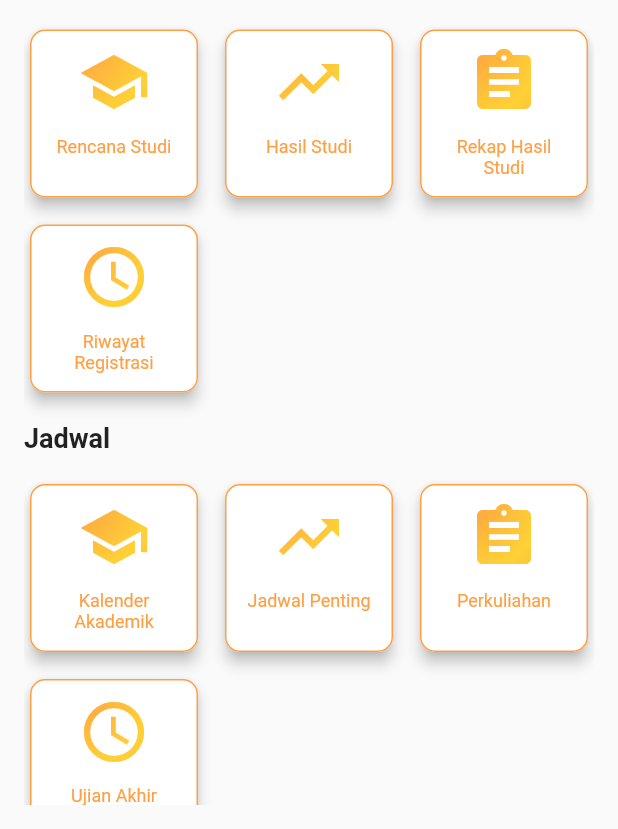
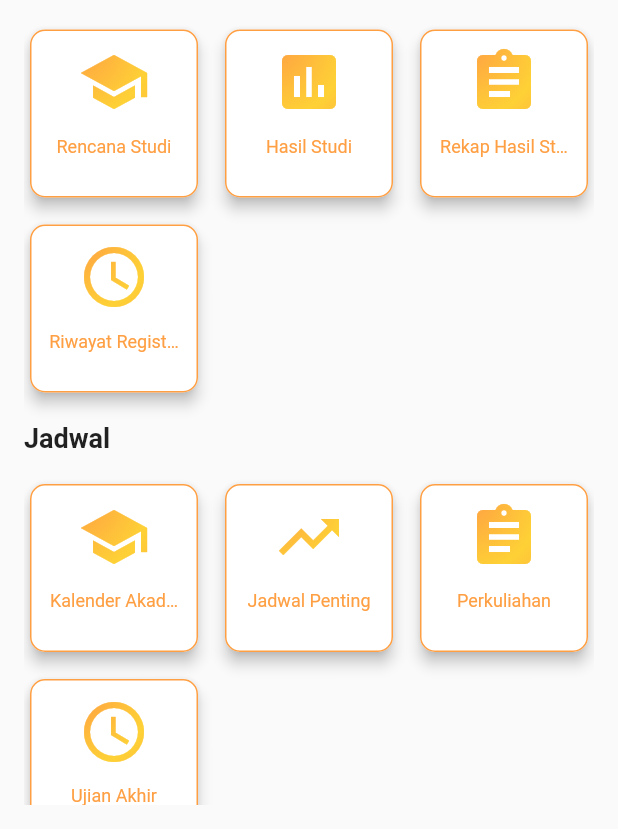
Before and after one commit to Naufal0010/PortalAkademik, a Flutter app: the DashboardPage screen opened directly, on a phone screen of 412 x 824 dp, the part 407-1236 px from its top. Run offline on Flutter 3.47's test engine with Material 2 defaults, Android fonts, the phone set to English and light mode, and no system bars; drawn by our look-alikes of carousel_slider; our stand-ins replace bottom_navy_bar.

Commit message:
Updating UI

```diff
--- a/lib/ui/dashboard_page.dart
+++ b/lib/ui/dashboard_page.dart
@@ -129,7 +129,7 @@ class _DashboardPageState extends State<DashboardPage> {
                               primary: true,
                               children: [
                                 ButtonGrid(buttonName: 'Rencana Studi', icon: Icons.school),
-                                ButtonGrid(buttonName: 'Hasil Studi', icon: Icons.trending_up),
+                                ButtonGrid(buttonName: 'Hasil Studi', icon: Icons.insert_chart),
                                 ButtonGrid(buttonName: 'Rekap Hasil Studi', icon: Icons.assignment),
                                 ButtonGrid(buttonName: 'Riwayat Registrasi', icon: Icons.access_time),
                               ],
@@ -202,7 +202,7 @@ class _DashboardPageState extends State<DashboardPage> {
                               shrinkWrap: true,
                               primary: true,
                               children: [
-                                ButtonGrid(buttonName: 'Evaluasi Dosen', icon: Icons.school),
+                                ButtonGrid(buttonName: 'Evaluasi Dosen', icon: Icons.help_outline),
                                 ButtonGrid(buttonName: 'Pelayanan', icon: Icons.trending_up),
                               ],
                             ),
--- a/lib/util/button_grid.dart
+++ b/lib/util/button_grid.dart
@@ -42,7 +42,6 @@ class ButtonGrid extends StatelessWidget {
                     child: Text(buttonName,
                         textAlign: TextAlign.center,
                         overflow: TextOverflow.ellipsis,
-                        maxLines: 2,
                         style: TextStyle(
                           color: ColorPallete.primary,
                           fontSize: 12.0
```
Also changed, not shown: lib/ui/home_page.dart (+3 -4 lines), lib/ui/presensi_page.dart (+12 -2 lines), lib/ui/profile_page.dart (+14 -6 lines), assets/images/no_data_transparent.png (added).
